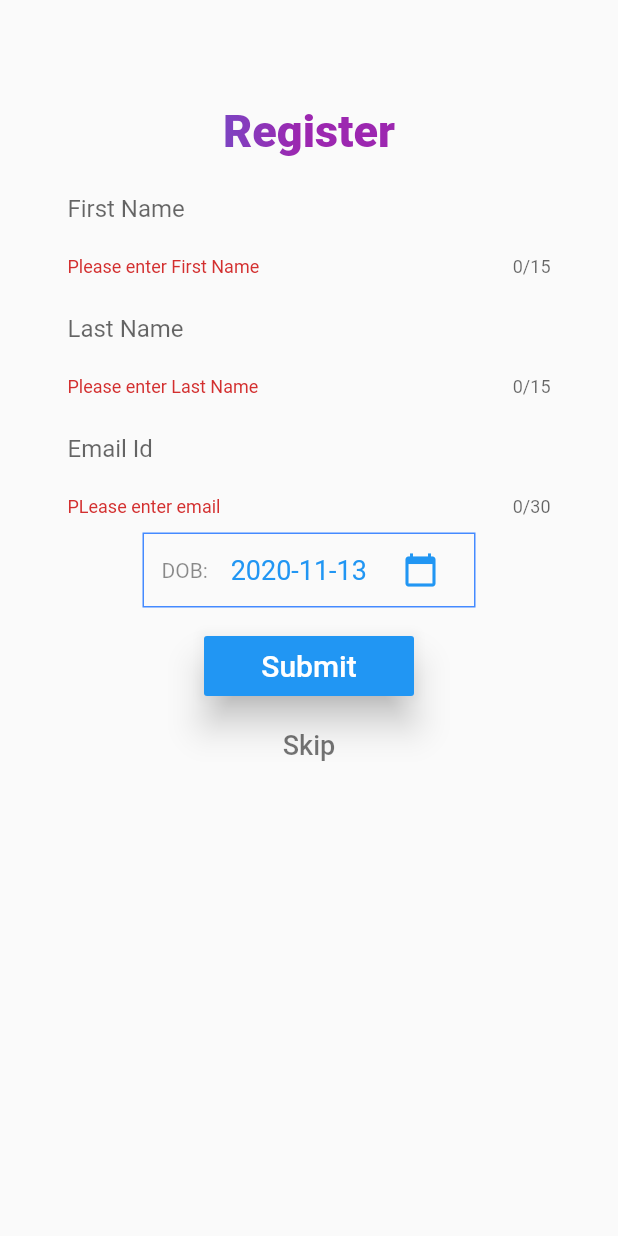
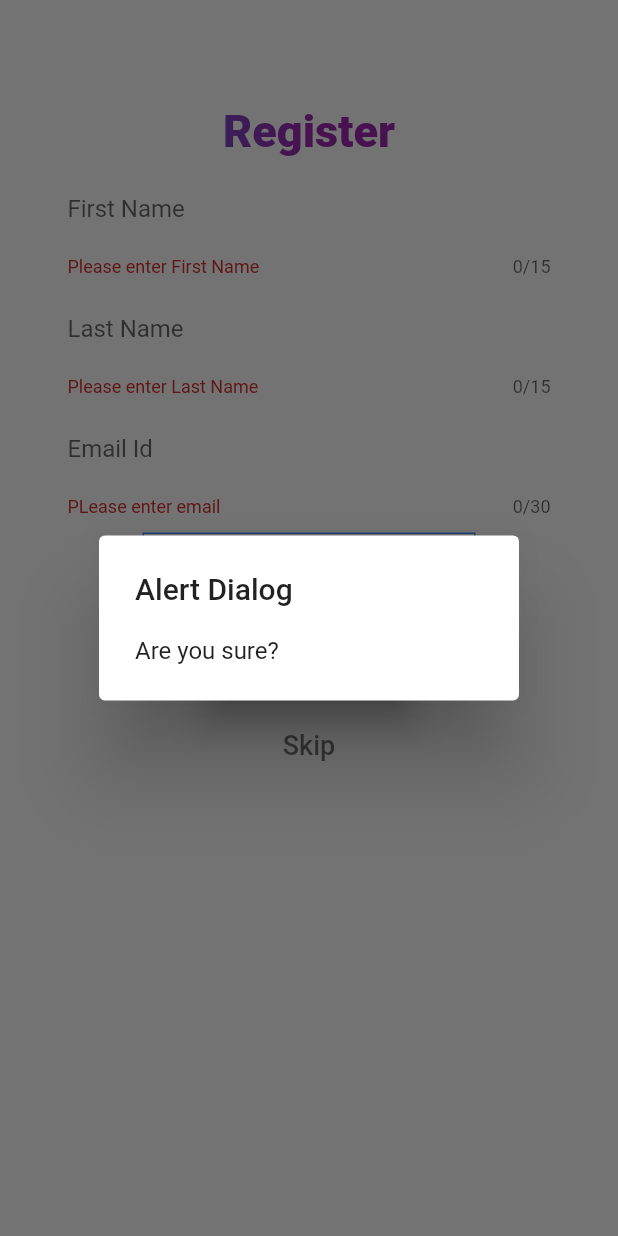
Before and after one commit to roshan1960701/Aarti_sangraha, a Flutter app: the screen it shows after launch, after a tap on "Submit", after a tap on "Skip", on a phone screen of 412 x 824 dp. Run offline on Flutter 3.47's test engine with Material 2 defaults, Android fonts, the phone set to English and light mode, and no system bars; our stand-ins replace email_validator, firebase_core, firebase_database; missing offline and left inert: dart:html, loading; accounts and stored records are empty; Roboto replaces fonts that are missing (Montserrat).

Commit message:
registration

```diff
--- a/lib/Screens/onboarding_view.dart
+++ b/lib/Screens/onboarding_view.dart
@@ -37,9 +37,10 @@ class _onboarding_viewState extends State<onboarding_view> {
 
   @override
   Widget build(BuildContext context) {
-    return Container(
+    return WillPopScope(
       child: Scaffold(
-        body: Container(
+        body: SafeArea(
+                  child: Container(
             decoration: BoxDecoration(
                 gradient: LinearGradient(
                     begin: Alignment.centerLeft,
@@ -70,6 +71,7 @@ class _onboarding_viewState extends State<onboarding_view> {
                   desc: mySLides[2].getDesc(),
                 )
               ],
+            ),
           ),
         ),
         bottomSheet: slideIndex != 2
--- a/lib/Screens/registration_view.dart
+++ b/lib/Screens/registration_view.dart
@@ -1,5 +1,9 @@
+import 'dart:html';
 import 'package:flutter/material.dart';
 import 'package:email_validator/email_validator.dart';
+import 'package:firebase_database/firebase_database.dart';
+import 'package:loading/indicator/ball_pulse_indicator.dart';
+import 'package:loading/loading.dart';
 
 
 class registration_view extends StatefulWidget {
@@ -11,11 +15,13 @@ class registration_view extends StatefulWidget {
 
 class _registration_viewState extends State<registration_view> {
   GlobalKey<FormState> formKey = GlobalKey<FormState>();
+  final dbRef = FirebaseDatabase.instance.reference().child("Users");
   final TextEditingController fistNameController = new TextEditingController();
   final TextEditingController lastNameController = new TextEditingController();
   final TextEditingController emailController = new TextEditingController();
 
   DateTime selectedDate = DateTime.now();
+  bool send = false;
 
   TextStyle btnStyle = new TextStyle(
       color: Colors.white, fontWeight: FontWeight.w500, fontSize: 20.0);
@@ -34,7 +40,7 @@ class _registration_viewState extends State<registration_view> {
     );
     // selectedDate = picked;
 
-    if (picked != null && picked != selectedDate) {
+    if (picked != null && picked != selectedDate &&) {
       setState(() {
         selectedDate = picked;
         print(selectedDate);
@@ -45,6 +51,53 @@ class _registration_viewState extends State<registration_view> {
       });
     }
   }
+  // Widget showDialog(
+  //   context: context,
+  //   builder: (BuildContext context){
+  //       return AlertDialog(
+  //         title: Text("Alert Dialog"),
+  //         content: Text("Dialog Content"),
+  //       );
+  //   }
+  // )
+  // Widget showDialog(){
+
+  //   builder: (BuildContext context){
+  //       return AlertDialog(
+  //         title: Text("Registration Failed"),
+  //         content: Text("Please check your Internet connection"),
+  //         actions: [
+  //           FlatButton(onPressed: (){
+  //             Navigator.pop(context);
+  //           }, child: Text("close"))
+  //         ],
+
+  //       );
+  //   };
+  // }
+
+  void msg(BuildContext context){
+      var alertDialog = AlertDialog(
+        title: Text("Alert Dialog"),
+        content: Text("Are you sure?"),
+
+      );
+      showDialog(context: context,
+      builder: (BuildContext context){
+        return alertDialog;
+      }
+
+    );
+
+    }
+
+  // Widget loader(){
+  //   return loader(
+  //     Loading(
+  //       indicator: BallPulseIndicator(),size: 100.0,
+  //     )
+  //   );
+  // }
 
   @override
   Widget build(BuildContext context) {
@@ -195,9 +248,29 @@ class _registration_viewState extends State<registration_view> {
                     ),
                     onPressed: () {
                       if (formKey.currentState.validate()) {
-                        fistNameController.clear();
-                        lastNameController.clear();
-                        emailController.clear();
+                        send = true;
+                        dbRef.push().set({
+                          "First Name":fistNameController.text,
+                          "Last Name": lastNameController.text,
+                          "DOB":selectedDate.toString(),
+                          "Email":emailController.text,
+                        })  .then((_){
+                           print("Data Added");
+                            fistNameController.clear();
+                            lastNameController.clear();
+                            emailController.clear();
+                        } ).catchError((onError){
+                          print(onError);
+                          AlertDialog(
+                            title: Text("Registration Failed"),
+                            content: Text("Please check your Internet connection"),
+                            actions: [
+                              FlatButton(
+                                color: Colors.blue,
+                                onPressed: (){}, child: Text("Close",style: TextStyle(color: Colors.white),))
+                            ],
+                          );
+                        });
                       }
                     }),
               ),
@@ -209,7 +282,23 @@ class _registration_viewState extends State<registration_view> {
                       "Skip",
                       style: TextStyle(fontSize: 18.0, color: Colors.black54),
                     ),
-                    onPressed: () {}),
+                    onPressed: () {
+                      //showDialog();
+                      msg(context);
+                      //  AlertDialog(
+                      //       title: Text("Registration Failed"),
+                      //       content: Text("Please check your Internet connection"),
+                      //       actions: [
+                      //         FlatButton(
+                      //           color: Colors.blue,
+                      //           onPressed: (){}, child: Text("Close",style: TextStyle(color: Colors.white),))
+                      //       ],
+                      //     );
+                    }),
+              ),
+                Padding(
+                padding: EdgeInsets.only(top: 10.0),
+                child: Text(send ? "Data Added Successfully" : " "),
               )
             ],
           ),
--- a/lib/main.dart
+++ b/lib/main.dart
@@ -2,8 +2,11 @@ import 'package:aarti_sangraha/Screens/onboarding_view.dart';
 import 'package:aarti_sangraha/Screens/registration_view.dart';
 import 'package:aarti_sangraha/Screens/splashScreen_view.dart';
 import 'package:flutter/material.dart';
+import 'package:firebase_core/firebase_core.dart';
 
-void main() {
+void main() async {
+  WidgetsFlutterBinding.ensureInitialized();
+  await Firebase.initializeApp();
   runApp(myApp());
 }
 
--- a/pubspec.yaml
+++ b/pubspec.yaml
@@ -29,6 +29,12 @@ dependencies:
   # Use with the CupertinoIcons class for iOS style icons.
   cupertino_icons: ^1.0.0
   email_validator: ^1.0.6
+  firebase_core: ^0.5.2
+  firebase_database: ^4.3.0
+  firebase_auth: ^0.18.3
+  firebase_dynamic_links: ^0.6.2
+  loading: ^1.0.2
+
 
 dev_dependencies:
   flutter_test:
```
Also changed, not shown: lib/Screens/home_view.dart (added, +19 -0 lines), lib/drawer.dart (added, +32 -0 lines), pubspec.lock, 3 other files. Lines whose indentation alone changed are shown as unchanged.
